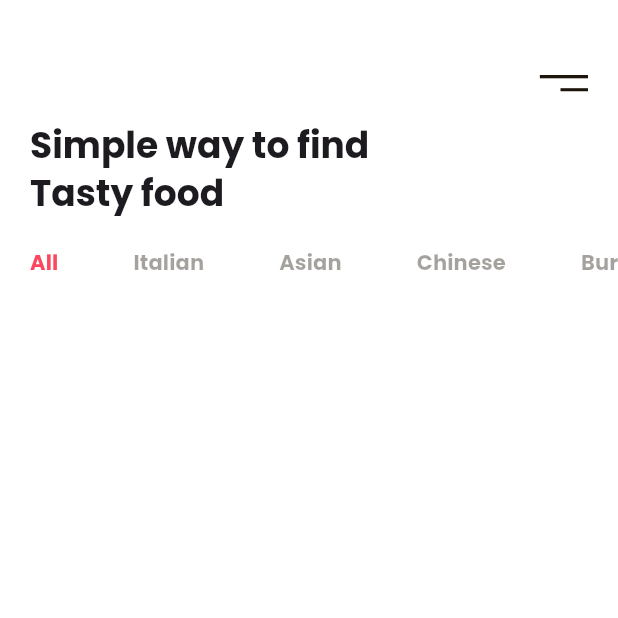
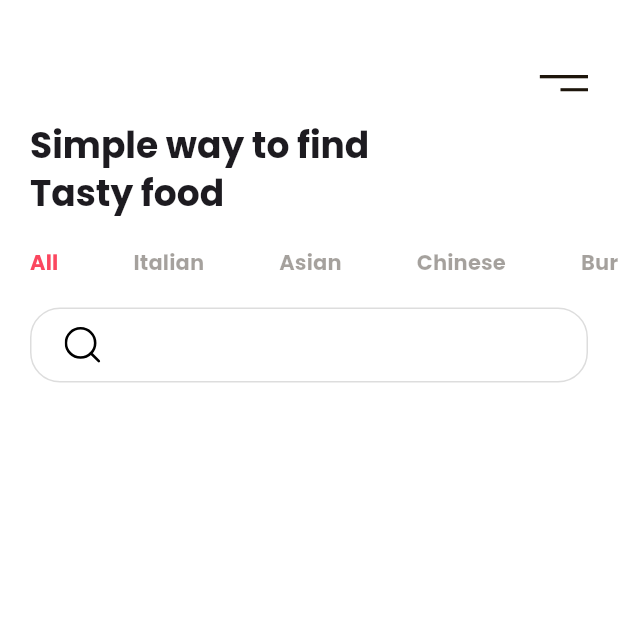
Before and after one commit to ten66/tfw_food_delivery_app, a Flutter app: the screen it shows after launch, on a phone screen of 412 x 824 dp, the top half of it. Run offline on Flutter 3.47's test engine with Material 2 defaults, Android fonts, the phone set to English and light mode, and no system bars; our stand-ins replace flutter_svg.

Commit message:
add: :art: #2 Search barを追加

```diff
--- a/lib/main.dart
+++ b/lib/main.dart
@@ -68,6 +68,18 @@ class HomeScreen extends StatelessWidget {
               ],
             ),
           ),
+          Container(
+            alignment: Alignment.centerLeft,
+            margin: const EdgeInsets.symmetric(vertical: 20, horizontal: 20),
+            padding: const EdgeInsets.symmetric(horizontal: 20, vertical: 12),
+            height: 50,
+            width: double.infinity,
+            decoration: BoxDecoration(
+              borderRadius: BorderRadius.circular(20),
+              border: Border.all(color: kBorderColor),
+            ),
+            child: SvgPicture.asset('assets/icons/search.svg'),
+          ),
         ],
       ),
     );
```
